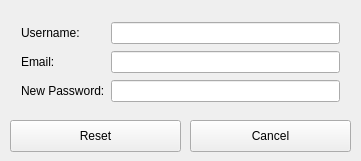
Qt form reset_password_window.ui (allenh1/timefuse-client) before a commit.
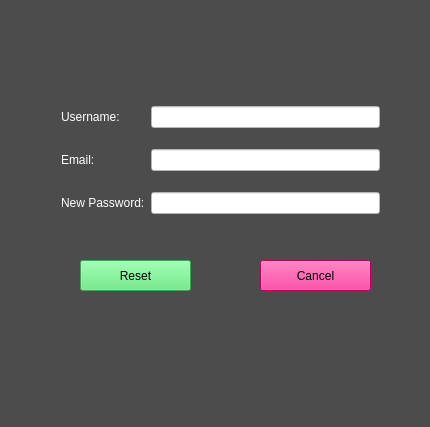
The same form after that commit.

Commit message:
added colors to the ui of account settings
Made our UI great again.

```diff
--- a/reset_password_window.ui
+++ b/reset_password_window.ui
@@ -6,31 +6,47 @@
    <rect>
     <x>0</x>
     <y>0</y>
-    <width>361</width>
-    <height>161</height>
+    <width>430</width>
+    <height>427</height>
    </rect>
   </property>
   <property name="windowTitle">
    <string>Reset Password</string>
   </property>
+  <property name="styleSheet">
+   <string notr="true">background-color: rgb(76, 76, 76);
+font: 12pt &quot;Courier&quot;;</string>
+  </property>
   <widget class="QWidget" name="gridLayoutWidget">
    <property name="geometry">
     <rect>
-     <x>10</x>
-     <y>10</y>
+     <x>50</x>
+     <y>80</y>
      <width>341</width>
-     <height>104</height>
+     <height>161</height>
     </rect>
    </property>
    <layout class="QGridLayout" name="gridLayout">
     <item row="1" column="1">
-     <widget class="QLineEdit" name="email_input"/>
+     <widget class="QLineEdit" name="email_input">
+      <property name="styleSheet">
+       <string notr="true">background-color: rgb(255, 255, 255);</string>
+      </property>
+     </widget>
     </item>
     <item row="2" column="1">
-     <widget class="QLineEdit" name="new_password_input"/>
+     <widget class="QLineEdit" name="new_password_input">
+      <property name="styleSheet">
+       <string notr="true">background-color: rgb(255, 255, 255);</string>
+      </property>
+     </widget>
     </item>
     <item row="2" column="0">
      <widget class="QLabel" name="label_3">
+      <property name="styleSheet">
+       <string notr="true">color: rgb(255, 255, 255);
+font: 14pt &quot;Courier&quot;;</string>
+      </property>
       <property name="text">
        <string>New Password:</string>
       </property>
@@ -38,16 +54,28 @@
     </item>
     <item row="0" column="0">
      <widget class="QLabel" name="label_2">
+      <property name="styleSheet">
+       <string notr="true">color: rgb(255, 255, 255);
+font: 14pt &quot;Courier&quot;;</string>
+      </property>
       <property name="text">
        <string>Username:</string>
       </property>
      </widget>
     </item>
     <item row="0" column="1">
-     <widget class="QLineEdit" name="username_input"/>
+     <widget class="QLineEdit" name="username_input">
+      <property name="styleSheet">
+       <string notr="true">background-color: rgb(255, 255, 255);</string>
+      </property>
+     </widget>
     </item>
     <item row="1" column="0">
      <widget class="QLabel" name="label_3">
+      <property name="styleSheet">
+       <string notr="true">color: rgb(255, 255, 255);
+font: 14pt &quot;Courier&quot;;</string>
+      </property>
       <property name="text">
        <string>Email:</string>
       </property>
@@ -58,12 +86,16 @@
   <widget class="QPushButton" name="reset_button">
    <property name="geometry">
     <rect>
-     <x>10</x>
-     <y>120</y>
-     <width>171</width>
-     <height>32</height>
+     <x>80</x>
+     <y>260</y>
+     <width>111</width>
+     <height>31</height>
     </rect>
    </property>
+   <property name="styleSheet">
+    <string notr="true">font: 14pt &quot;Courier&quot;;
+background-color: rgb(86, 231, 115);</string>
+   </property>
    <property name="text">
     <string>Reset</string>
    </property>
@@ -71,12 +103,16 @@
   <widget class="QPushButton" name="cancel_button">
    <property name="geometry">
     <rect>
-     <x>190</x>
-     <y>120</y>
-     <width>161</width>
-     <height>32</height>
+     <x>260</x>
+     <y>260</y>
+     <width>111</width>
+     <height>31</height>
     </rect>
    </property>
+   <property name="styleSheet">
+    <string notr="true">font: 14pt &quot;Courier&quot;;
+background-color: rgb(255, 0, 128);</string>
+   </property>
    <property name="text">
     <string>Cancel</string>
    </property>
```
The commit also changes 13 other files.
